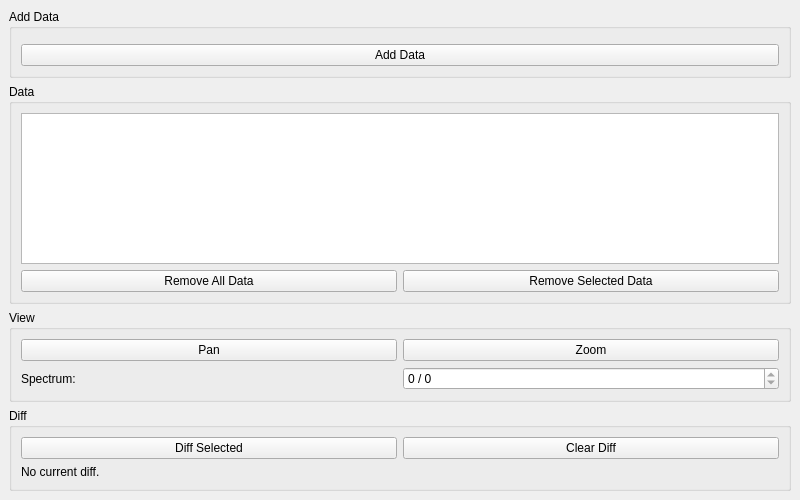
Above: Code/Mantid/MantidQt/CustomInterfaces/inc/MantidQtCustomInterfaces/DataComparison.ui from mantidproject/mantid before the change. Below: the same form after it.
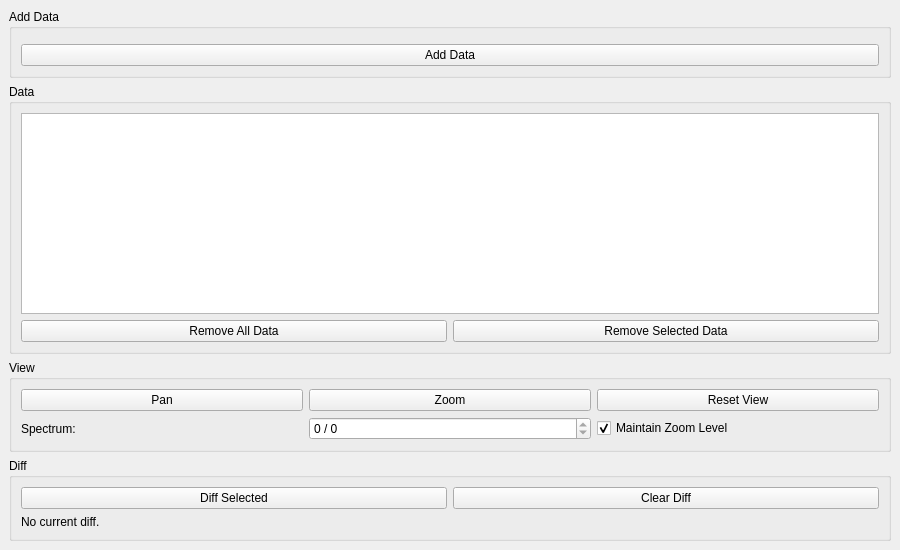
That is the form after the change. Custom widgets are drawn as their Qt base class.

Commit message:
Properly implement plot manipulation tools
Refs #10802

```diff
--- a/Code/Mantid/MantidQt/CustomInterfaces/inc/MantidQtCustomInterfaces/DataComparison.ui
+++ b/Code/Mantid/MantidQt/CustomInterfaces/inc/MantidQtCustomInterfaces/DataComparison.ui
@@ -6,8 +6,8 @@
    <rect>
     <x>0</x>
     <y>0</y>
-    <width>800</width>
-    <height>500</height>
+    <width>900</width>
+    <height>550</height>
    </rect>
   </property>
   <property name="windowTitle">
@@ -129,6 +129,13 @@
            </property>
           </widget>
          </item>
+         <item row="0" column="2">
+          <widget class="QPushButton" name="pbResetView">
+           <property name="text">
+            <string>Reset View</string>
+           </property>
+          </widget>
+         </item>
          <item row="1" column="0">
           <widget class="QLabel" name="lbSpectrum">
            <property name="text">
@@ -146,6 +153,23 @@
            </property>
           </widget>
          </item>
+         <item row="1" column="2">
+          <widget class="QCheckBox" name="cbMaintainZoom">
+           <property name="text">
+            <string>Maintain Zoom Level</string>
+           </property>
+           <property name="toolTip">
+             <string>
+               If checked will not change the zoom level when the spectrum
+               index or offset is changed or a new data set is added,
+               otherwise zoom level is reset to show all curves.
+             </string>
+           </property>
+           <property name="checked">
+            <bool>true</bool>
+           </property>
+          </widget>
+         </item>
         </layout>
        </widget>
       </item>
```
The commit also changes 2 other files.
